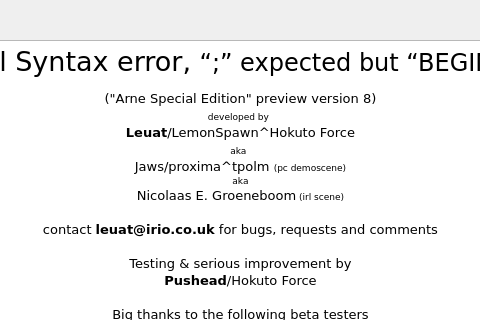
leuat/TRSE, file source/dialogabout.ui: the form before one commit; both pictures show x 213 to 693 and y 0 to 320 of the 910 by 446 pixel window.
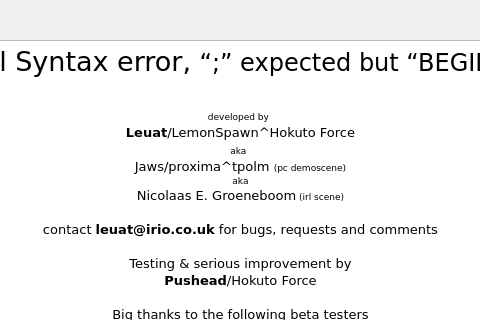
The form after the commit. Icons and pictures are not drawn.

The edit to the form file:
```diff
--- a/source/dialogabout.ui
+++ b/source/dialogabout.ui
@@ -47,7 +47,7 @@
 p, li { white-space: pre-wrap; }
 &lt;/style&gt;&lt;/head&gt;&lt;body style=&quot; font-family:'Verdana'; font-size:10pt; font-weight:400; font-style:normal;&quot;&gt;
 &lt;p align=&quot;center&quot; style=&quot; margin-top:18px; margin-bottom:12px; margin-left:0px; margin-right:0px; -qt-block-indent:0; text-indent:0px;&quot;&gt;&lt;span style=&quot; font-size:xx-large;&quot;&gt;Turbo Rascal Syntax error, &lt;/span&gt;&lt;span style=&quot; font-size:18pt;&quot;&gt;“;” expected but “BEGIN”&lt;/span&gt;&lt;span style=&quot; font-size:20pt;&quot;&gt; &lt;/span&gt;&lt;span style=&quot; font-size:16pt;&quot;&gt;version 0.05&lt;/span&gt;&lt;/p&gt;
-&lt;p align=&quot;center&quot; style=&quot; margin-top:0px; margin-bottom:0px; margin-left:0px; margin-right:0px; -qt-block-indent:0; text-indent:0px;&quot;&gt;(&amp;quot;Arne Special Edition&amp;quot; preview version 8)&lt;/p&gt;
+&lt;p align=&quot;center&quot; style=&quot;-qt-paragraph-type:empty; margin-top:0px; margin-bottom:0px; margin-left:0px; margin-right:0px; -qt-block-indent:0; text-indent:0px;&quot;&gt;&lt;br /&gt;&lt;/p&gt;
 &lt;p align=&quot;center&quot; style=&quot; margin-top:0px; margin-bottom:0px; margin-left:0px; margin-right:0px; -qt-block-indent:0; text-indent:0px;&quot;&gt;&lt;img src=&quot;:/resources/images/creatures.png&quot; width=&quot;160&quot; /&gt;&lt;/p&gt;
 &lt;p align=&quot;center&quot; style=&quot; margin-top:0px; margin-bottom:0px; margin-left:0px; margin-right:0px; -qt-block-indent:0; text-indent:0px;&quot;&gt;&lt;span style=&quot; font-size:7pt;&quot;&gt;developed by&lt;/span&gt; &lt;/p&gt;
 &lt;p align=&quot;center&quot; style=&quot; margin-top:0px; margin-bottom:0px; margin-left:0px; margin-right:0px; -qt-block-indent:0; text-indent:0px;&quot;&gt;&lt;span style=&quot; font-weight:600;&quot;&gt;Leuat&lt;/span&gt;/LemonSpawn^Hokuto Force&lt;/p&gt;
```
